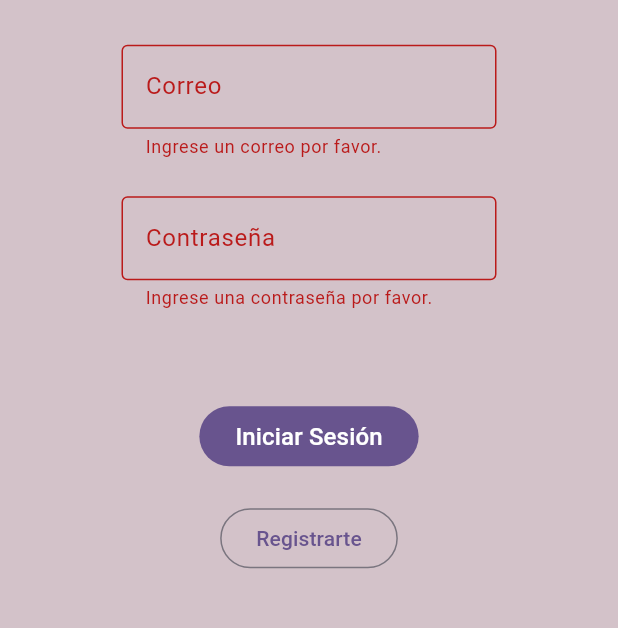
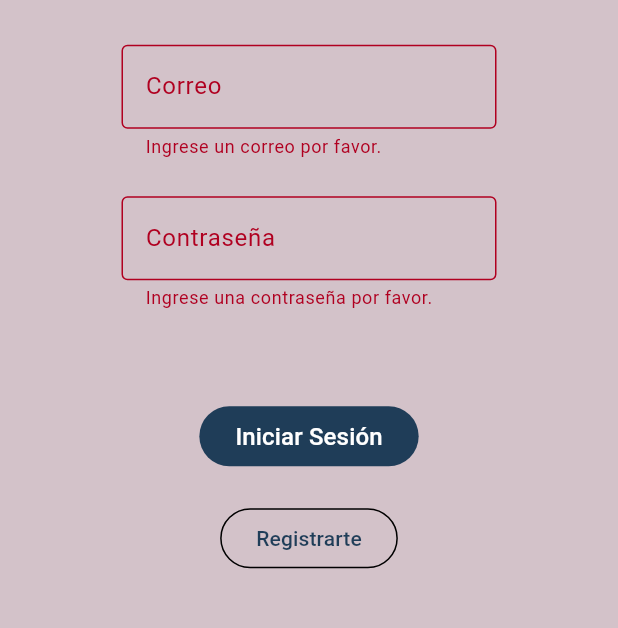
Before and after one commit to AdrianFernandez32/flutter_app_5s-main, a Flutter app: the screen it shows after launch, after a tap on "Iniciar Sesión", on a phone screen of 412 x 824 dp, the part 451-1079 px from its top. Run offline on Flutter 3.47's test engine with Material 3 defaults, Android fonts, the phone set to English and light mode, and no system bars; our stand-ins replace fl_chart, flutter_speed_dial, go_router, supabase_flutter; accounts and stored records are empty.

Commit message:
:construction: ColorScheme manager

```diff
--- /dev/null
+++ b/lib/features/user_auth/presentation/widgets/themeProvider.dart
@@ -0,0 +1,14 @@
+import 'package:flutter/material.dart';
+import 'package:flutter_app_5s/utils/color_scheme_manager.dart';
+
+class ThemeProvider extends ChangeNotifier {
+  PaletteType _currentPallete = PaletteType.defaultColor;
+
+  PaletteType get currentPallete => _currentPallete;
+  ColorPalette get colors => ColorPalette.getPalette(_currentPallete);
+
+  void changePalette(PaletteType newPalette) {
+    _currentPallete = newPalette;
+    notifyListeners();
+  }
+}
--- a/lib/main.dart
+++ b/lib/main.dart
@@ -16,17 +16,22 @@ import 'package:flutter_app_5s/features/user_auth/presentation/pages/signin_page
 import 'package:flutter_app_5s/features/user_auth/presentation/pages/statistics_audit_page.dart';
 import 'package:flutter_app_5s/features/user_auth/presentation/pages/zones_page.dart';
 import 'package:flutter_app_5s/features/user_auth/presentation/pages/create_questionnarie_page.dart';
-import 'package:flutter_app_5s/utils/common.dart';
+import 'package:flutter_app_5s/features/user_auth/presentation/widgets/themeProvider.dart';
 import 'package:supabase_flutter/supabase_flutter.dart';
 import 'package:go_router/go_router.dart';
+import "package:provider/provider.dart";
 
 void main() async {
-  await Supabase.initialize(
-    url: 'https://rzbqldwiqhcxgjoufrzs.supabase.co',
-    anonKey:
-        'eyJhbGciOiJIUzI1NiIsInR5cCI6IkpXVCJ9.eyJpc3MiOiJzdXBhYmFzZSIsInJlZiI6InJ6YnFsZHdpcWhjeGdqb3VmcnpzIiwicm9sZSI6ImFub24iLCJpYXQiOjE3MTAzNzI1NDIsImV4cCI6MjAyNTk0ODU0Mn0.2vSOwP4wBIv5lwztvsCkr97iyjw9dS0l-BCH0ndbyGI',
-  );
-  runApp(const MyApp());
+  // await Supabase.initialize(
+  //   url: 'https://rzbqldwiqhcxgjoufrzs.supabase.co',
+  //   anonKey:
+  //       'eyJhbGciOiJIUzI1NiIsInR5cCI6IkpXVCJ9.eyJpc3MiOiJzdXBhYmFzZSIsInJlZiI6InJ6YnFsZHdpcWhjeGdqb3VmcnpzIiwicm9sZSI6ImFub24iLCJpYXQiOjE3MTAzNzI1NDIsImV4cCI6MjAyNTk0ODU0Mn0.2vSOwP4wBIv5lwztvsCkr97iyjw9dS0l-BCH0ndbyGI',
+  // );
+  //  Change Notifier Provider for the theme changes
+  runApp(ChangeNotifierProvider(
+    create: (context) => ThemeProvider(),
+    child: const MyApp(),
+  ));
 }
 
 final supabase = Supabase.instance.client;
@@ -146,59 +151,36 @@ final GoRouter _router = GoRouter(
 class MyApp extends StatelessWidget {
   const MyApp({super.key});
 
-  // This widget is the root of your application.
   @override
   Widget build(BuildContext context) {
+    return Consumer<ThemeProvider>(
+      builder: (context, themeProvider, child) {
         return MaterialApp.router(
           title: '5s Flutter App',
           theme: ThemeData(
-        colorScheme: ColorScheme.fromSeed(seedColor: Colors.deepPurple),
+            colorScheme: ColorScheme.light(
+              primary: themeProvider.colors.primary,
+              secondary: themeProvider.colors.secondary,
+              surface: themeProvider.colors.background,
+            ),
+            scaffoldBackgroundColor: themeProvider.colors.background,
+            appBarTheme: AppBarTheme(
+              backgroundColor: themeProvider.colors.primary,
+              foregroundColor: _getContrastColor(themeProvider.colors.primary),
+            ),
+            floatingActionButtonTheme: FloatingActionButtonThemeData(
+              backgroundColor: themeProvider.colors.accent,
+            ),
             useMaterial3: true,
           ),
           routerConfig: _router,
           debugShowCheckedModeBanner: false,
-      /*initialRoute: '/',
-      routes: {
-        '/':(context) => const SplashScreen(),
-        '/login':(context) => const LoginPage(),
-        '/signin':(context) => const SignInPage(),
-        '/account':(context) => const AccountPage(),
-        '/menu':(context) => const MainMenu(),
-      },*/
+        );
+      },
     );
   }
-}
 
-class MyWidget extends StatefulWidget {
-  const MyWidget({super.key});
-
-  @override
-  State<MyWidget> createState() => _MyWidgetState();
-}
-
-class _MyWidgetState extends State<MyWidget> {
-  User? _user;
-  @override
-  void initState() {
-    _getAuth();
-    super.initState();
-  }
-
-  Future<void> _getAuth() async {
-    setState(() {
-      _user = client.auth.currentUser;
-    });
-    client.auth.onAuthStateChange.listen((event) {
-      setState(() {
-        _user = event.session?.user;
-      });
-    });
-  }
-
-  @override
-  Widget build(BuildContext context) {
-    return Scaffold(
-      body: _user == null ? const LoginPage() : const MainMenu(),
-    );
+  Color _getContrastColor(Color color) {
+    return color.computeLuminance() > 0.5 ? Colors.black : Colors.white;
   }
 }
--- /dev/null
+++ b/lib/utils/color_scheme_manager.dart
@@ -0,0 +1,64 @@
+import 'dart:ui';
+
+import 'package:flutter/material.dart';
+
+// Enum with the names of the different color palettes
+enum PaletteType { defaultColor, blue, purple, green, wine }
+
+// Class that holds the color palettes
+class ColorPalette {
+  final Color primary;
+  final Color secondary;
+  final Color accent;
+  final Color background;
+
+  const ColorPalette({
+    required this.primary,
+    required this.secondary,
+    required this.accent,
+    required this.background,
+  });
+
+  // Method to get the color palette based on the palette type
+  // If the palette type is not found, it will return the default color palette
+  // If you want to add a new color palette you need a convertor from hex color to Color(int) special class of flutter
+  static ColorPalette getPalette(PaletteType type) {
+    switch (type) {
+      case PaletteType.blue:
+        return const ColorPalette(
+          primary: Color(0xFF1C4243),
+          secondary: Color(0xFF008686),
+          accent: Color(0xFF3AB8B7),
+          background: Color(0xFFE8EEEE),
+        );
+      case PaletteType.purple:
+        return const ColorPalette(
+          primary: Color(0xFF39395A),
+          secondary: Color(0xFF6767D0),
+          accent: Color(0xFF9C9CF2),
+          background: Color(0xFFEDEDF1),
+        );
+      case PaletteType.green:
+        return const ColorPalette(
+          primary: Color(0xFF2A3A1D),
+          secondary: Color(0xFF2DAA60),
+          accent: Color(0xFF67D08E),
+          background: Color(0xFFE8EEEE),
+        );
+      case PaletteType.wine:
+        return const ColorPalette(
+          primary: Color(0xFF333333),
+          secondary: Color(0xFF8E2C8C),
+          accent: Color(0xFFB8A285),
+          background: Color(0xFFF5F5F5),
+        );
+      default:
+        return const ColorPalette(
+          primary: Color(0xFF1F3D58),
+          secondary: Color(0xFF077DCD),
+          accent: Color(0xFF42B0F1),
+          background: Color(0xFFE8EEF1),
+        );
+    }
+  }
+}
--- a/pubspec.yaml
+++ b/pubspec.yaml
@@ -39,6 +39,7 @@ dependencies:
   go_router: ^14.0.2
   fl_chart: ^0.67.0
   flutter_speed_dial: ^7.0.0
+  provider: ^6.1.2
 
 dev_dependencies:
   flutter_test:
```
Also changed, not shown: pubspec.lock. Lines whose indentation alone changed are shown as unchanged.
